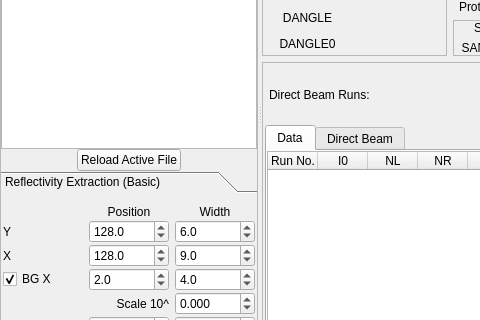
Old version of the form designer/default_interface.ui in the repository aglavic/quicknxs; both pictures show x 0 to 480 and y 330 to 650 of the 990 by 861 pixel window.
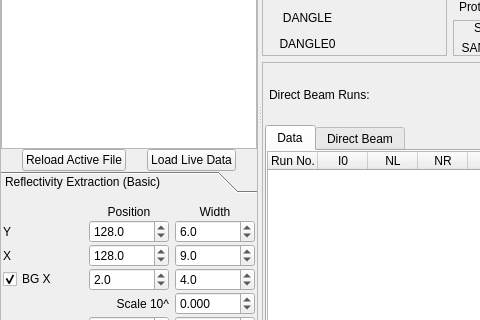
New version of the form. Icons and pictures are not drawn. Custom widgets are drawn as their Qt base class.

Commit message: -Add live data loading to main interface -Change count threashold to be relative 1%, not absolute 100 counts

```diff
--- a/designer/default_interface.ui
+++ b/designer/default_interface.ui
@@ -277,6 +277,19 @@
             </property>
            </widget>
           </item>
+          <item>
+           <widget class="QPushButton" name="pushButton_3">
+            <property name="sizePolicy">
+             <sizepolicy hsizetype="Fixed" vsizetype="Fixed">
+              <horstretch>0</horstretch>
+              <verstretch>0</verstretch>
+             </sizepolicy>
+            </property>
+            <property name="text">
+             <string>Load Live Data</string>
+            </property>
+           </widget>
+          </item>
          </layout>
         </item>
         <item>
```
Left out of the diff: 185 changed lines with no effect on the pictures. The commit also changes 5 other files.
